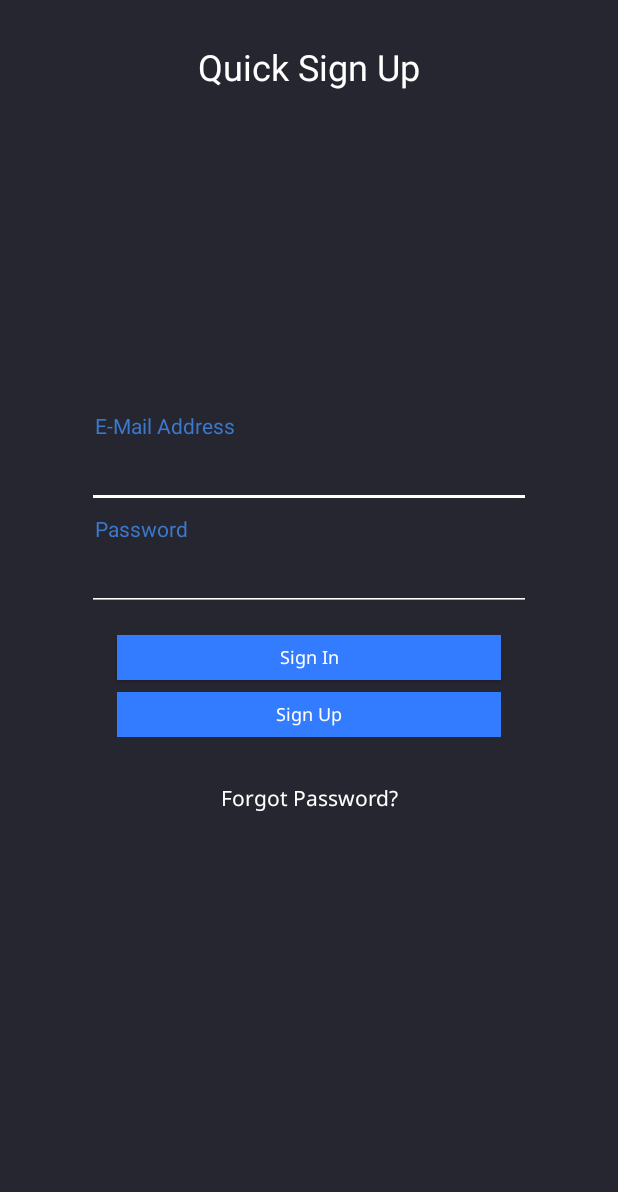
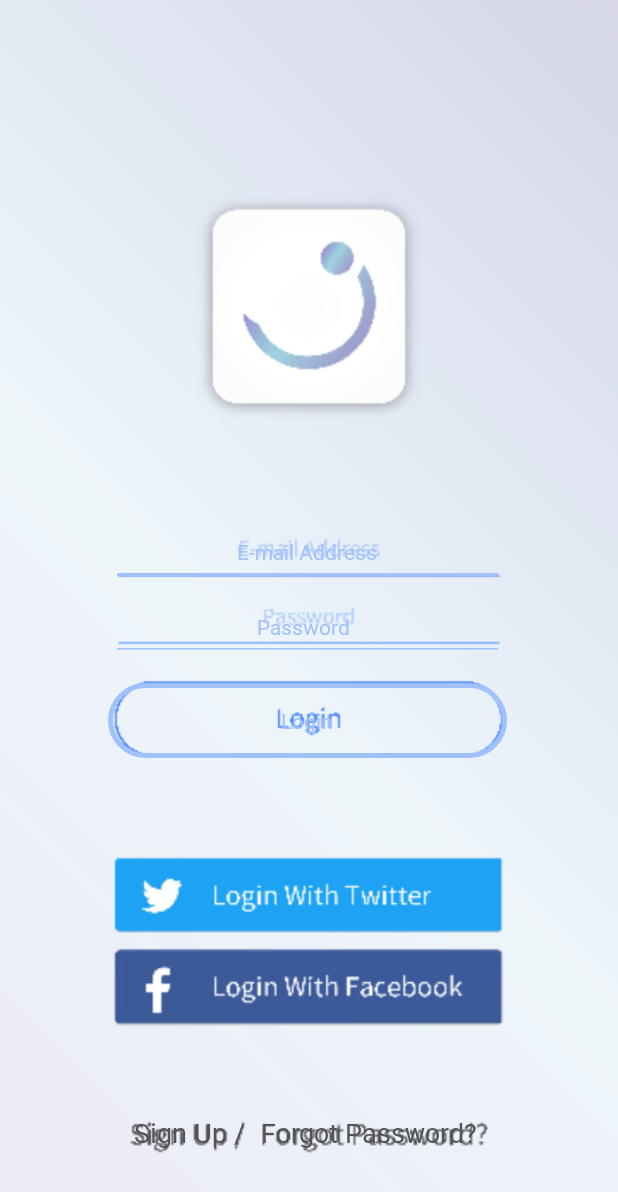
Before and after one commit to jkimpro/SJSU_Joyn, an Android app: the screen it shows after launch (MainActivity), on a phone screen of 412 x 824 dp. Shown: the top 1192 px of the screen. Run offline under Robolectric (Android 15) with nearby library versions, the phone set to English and light mode, and no system bars; Roboto replaces fonts that are not available here.

Commit message:
UI 대대적 수정

```diff
--- a/client/app/build.gradle
+++ b/client/app/build.gradle
@@ -22,6 +22,7 @@ dependencies {
     implementation fileTree(dir: 'libs', include: ['*.jar'])
     implementation 'com.android.support:appcompat-v7:27.1.1'
     implementation 'com.android.support.constraint:constraint-layout:1.1.2'
+    implementation 'com.prolificinteractive:material-calendarview:1.4.3'
     testImplementation 'junit:junit:4.12'
     implementation 'org.eclipse.paho:org.eclipse.paho.client.mqttv3:1.1.1'
     androidTestImplementation 'com.android.support.test:runner:1.0.2'
--- a/client/app/src/main/java/com/example/junhyuk/sjsu_client/MainActivity.java
+++ b/client/app/src/main/java/com/example/junhyuk/sjsu_client/MainActivity.java
@@ -1,5 +1,7 @@
 package com.example.junhyuk.sjsu_client;
 
+import android.graphics.Bitmap;
+import android.graphics.BitmapFactory;
 import android.graphics.Point;
 import android.graphics.Typeface;
 import android.os.Build;
@@ -8,17 +10,16 @@ import android.util.DisplayMetrics;
 import android.view.Display;
 import android.view.Gravity;
 import android.view.LayoutInflater;
-import android.content.ContentValues;
 import android.content.Context;
 import android.content.Intent;
-import android.os.AsyncTask;
 
 import android.os.Bundle;
-import android.util.JsonReader;
 import android.view.View;
 import android.view.ViewGroup;
 import android.view.WindowManager;
 import android.widget.Button;
+import android.widget.CalendarView;
+import android.widget.ImageView;
 import android.widget.PopupWindow;
 import android.widget.EditText;
 import android.widget.TextView;
@@ -31,12 +32,10 @@ import java.util.concurrent.ExecutionException;
 
 public class MainActivity extends AppCompatActivity {
 
-    private Button btnClosePopup;
     private Button btnLogin;
-    private PopupWindow pwindo;
-    private int mWidthPixels, mHeightPixels;
 
-    // LoginActivity login;
+    private int currentApiVersion;
+
     private EditText email, pw;
     private String url = "http://seslab.sejong.ac.kr:7777/signIn.php?flag=local";
     private JSONObject json;
@@ -50,29 +49,50 @@ public class MainActivity extends AppCompatActivity {
         email = findViewById(R.id.emailInput);
         pw = findViewById(R.id.pwInput);
 
-        TextView titletv = (TextView)findViewById(R.id.Title);
-        Typeface typeface = Typeface.createFromAsset(getAssets(), "notosanscjkkr_black.otf");
-        titletv.setTypeface(typeface);
-
-
         WindowManager w = getWindowManager();
         Display d = w.getDefaultDisplay();
         DisplayMetrics metrics = new DisplayMetrics();
         d.getMetrics(metrics);
 
-        // since SDK_INT = 1;
-        mWidthPixels = metrics.widthPixels;
-        mHeightPixels = metrics.heightPixels;
+        //상하단바 없애기
+        final int flags = View.SYSTEM_UI_FLAG_LAYOUT_STABLE
+                | View.SYSTEM_UI_FLAG_LAYOUT_HIDE_NAVIGATION
+                | View.SYSTEM_UI_FLAG_LAYOUT_FULLSCREEN
+                | View.SYSTEM_UI_FLAG_HIDE_NAVIGATION
+                | View.SYSTEM_UI_FLAG_FULLSCREEN
+                | View.SYSTEM_UI_FLAG_IMMERSIVE_STICKY;
 
-        // 상태바와 메뉴바의 크기를 포함
-        if (Build.VERSION.SDK_INT >= 17)
-            try {
-                Point realSize = new Point();
-                Display.class.getMethod("getRealSize", Point.class).invoke(d, realSize);
-                mWidthPixels = realSize.x;
-                mHeightPixels = realSize.y;
-            } catch (Exception ignored) {
-            }
+        currentApiVersion = android.os.Build.VERSION.SDK_INT;
+        // This work only for android 4.4+
+        if(currentApiVersion >= Build.VERSION_CODES.KITKAT)
+        {
+
+            getWindow().getDecorView().setSystemUiVisibility(flags);
+
+            // Code below is to handle presses of Volume up or Volume down.
+            // Without this, after pressing volume buttons, the navigation bar will
+            // show up and won't hide
+            final View decorView = getWindow().getDecorView();
+            decorView
+                    .setOnSystemUiVisibilityChangeListener(new View.OnSystemUiVisibilityChangeListener()
+                    {
+
+                        @Override
+                        public void onSystemUiVisibilityChange(int visibility)
+                        {
+                            if((visibility & View.SYSTEM_UI_FLAG_FULLSCREEN) == 0)
+                            {
+                                decorView.setSystemUiVisibility(flags);
+                            }
+                        }
+                    });
+        }
+
+        BitmapFactory.Options options = new BitmapFactory.Options();
+        options.inSampleSize = 4;
+        Bitmap bitmapImage = BitmapFactory.decodeResource(getResources(), R.drawable.login1, options);
+        ImageView imageView = (ImageView)findViewById(R.id.back);
+        imageView.setImageBitmap(bitmapImage);
 
         btnLogin = (Button) findViewById(R.id.loginBtn);
         btnLogin.setOnClickListener(new Button.OnClickListener() {
@@ -121,8 +141,9 @@ public class MainActivity extends AppCompatActivity {
                     }
 
                     // Display Pop Window
-                    initiatePopupWindow();
-
+                    Intent intent = new Intent(MainActivity.this, PopUpActivity.class);
+                    startActivity(intent);
+                    finish();
                 }
 
             }
@@ -141,6 +162,22 @@ public class MainActivity extends AppCompatActivity {
     }
 
     @Override
+    public void onWindowFocusChanged(boolean hasFocus)
+    {
+        super.onWindowFocusChanged(hasFocus);
+        if(currentApiVersion >= Build.VERSION_CODES.KITKAT && hasFocus)
+        {
+            getWindow().getDecorView().setSystemUiVisibility(
+                    View.SYSTEM_UI_FLAG_LAYOUT_STABLE
+                            | View.SYSTEM_UI_FLAG_LAYOUT_HIDE_NAVIGATION
+                            | View.SYSTEM_UI_FLAG_LAYOUT_FULLSCREEN
+                            | View.SYSTEM_UI_FLAG_HIDE_NAVIGATION
+                            | View.SYSTEM_UI_FLAG_FULLSCREEN
+                            | View.SYSTEM_UI_FLAG_IMMERSIVE_STICKY);
+        }
+    }
+
+    @Override
     protected void onActivityResult(int requestCode, int resultCode, Intent data) {
         super.onActivityResult(requestCode, resultCode, data);
         if (resultCode == RESULT_OK) {
@@ -154,38 +191,4 @@ public class MainActivity extends AppCompatActivity {
         }
     }
 
-    //첫번째 팝업 이벤트===================================================================================================
-    private void initiatePopupWindow() {
-        try {
-            //  LayoutInflater 객체와 시킴
-            LayoutInflater inflater = (LayoutInflater) this.getSystemService(Context.LAYOUT_INFLATER_SERVICE);
-            View layout = inflater.inflate(R.layout.popup_get_started, (ViewGroup) findViewById(R.id.popup_element));
-
-            pwindo = new PopupWindow(layout, mWidthPixels - 320, mHeightPixels - 1000, true);
-            pwindo.showAtLocation(layout, Gravity.CENTER, 0, 0);
-
-            btnClosePopup = (Button) layout.findViewById(R.id.btn_close_popup);
-            btnClosePopup.setOnClickListener(cancel_button_click_listener);
-
-        } catch (Exception e) {
-            e.printStackTrace();
-        }
-    }
-
-    Button.OnClickListener cancel_button_click_listener =
-            new Button.OnClickListener() {
-
-                public void onClick(View v) {
-                    pwindo.dismiss();
-                    Intent intent = new Intent(MainActivity.this, SelectSportsActivity.class);
-                    startActivity(intent);
-
-                    /**
-                     * TODO: Page direction to select favorite sports
-                     */
-                    // Select Sports Activity 런칭 ============================================================================================
-
-
-                }
-            };
 }
--- /dev/null
+++ b/client/app/src/main/res/drawable/round_button.xml
@@ -0,0 +1,9 @@
+<?xml version="1.0" encoding="utf-8"?>
+<shape xmlns:android="http://schemas.android.com/apk/res/android" >
+
+    <corners android:radius="50dp"/>
+    <stroke
+        android:width="3dp"
+        android:color="@color/lightBlue"/>
+    <solid android:color="#00000000"/>
+</shape>
--- a/client/app/src/main/res/layout/activity_main.xml
+++ b/client/app/src/main/res/layout/activity_main.xml
@@ -1,200 +1,82 @@
 <?xml version="1.0" encoding="utf-8"?>
-<android.support.constraint.ConstraintLayout xmlns:android="http://schemas.android.com/apk/res/android"
+<RelativeLayout xmlns:android="http://schemas.android.com/apk/res/android"
     xmlns:app="http://schemas.android.com/apk/res-auto"
     xmlns:tools="http://schemas.android.com/tools"
     android:layout_width="match_parent"
-        android:layout_height="match_parent"
-        android:background="#262631"
-        tools:context=".MainActivity">
+    android:layout_height="match_parent">
 
-    <LinearLayout
-        android:id="@+id/titleLayout"
-        android:layout_width="0dp"
-        android:layout_height="72dp"
-        android:layout_marginEnd="8dp"
-        android:layout_marginStart="8dp"
-        android:layout_marginTop="8dp"
-        android:orientation="vertical"
-        app:layout_constraintDimensionRatio=""
-        app:layout_constraintEnd_toEndOf="parent"
-        app:layout_constraintStart_toStartOf="parent"
-        app:layout_constraintTop_toTopOf="parent">
-
-        <TextView
-            android:id="@+id/Title"
+    <ImageView
+        android:id="@+id/back"
         android:layout_width="match_parent"
-            android:layout_height="wrap_content"
-            android:layout_marginTop="20dp"
-            android:layout_weight="1"
-            android:text="Quick Sign Up"
-            android:textAlignment="center"
-            android:textAppearance="@style/TextAppearance.AppCompat.Headline"
-            android:textColor="#ffffff"
-            tools:layout_editor_absoluteX="131dp"
-            tools:layout_editor_absoluteY="29dp" />
-
-    </LinearLayout>
-
-    <LinearLayout
-        android:id="@+id/imagespace"
-        android:layout_width="0dp"
-        android:layout_height="250dp"
-        android:layout_marginEnd="8dp"
-        android:layout_marginStart="8dp"
-        android:layout_marginTop="8dp"
-        android:layout_weight="1"
-        android:orientation="vertical"
-        app:layout_constraintEnd_toEndOf="parent"
-        app:layout_constraintStart_toStartOf="parent"
-        app:layout_constraintTop_toTopOf="@+id/titleLayout">
-
-    </LinearLayout>
-
-    <LinearLayout
-        android:id="@+id/textLayout"
-        android:layout_width="0dp"
-        android:layout_height="wrap_content"
-        android:layout_marginEnd="8dp"
-        android:layout_marginStart="8dp"
-        android:layout_marginTop="8dp"
-        android:orientation="vertical"
-        app:layout_constraintEnd_toEndOf="parent"
-        app:layout_constraintStart_toStartOf="parent"
-        app:layout_constraintTop_toBottomOf="@+id/imagespace">
-
-        <TextView
-            android:id="@+id/emailLabel"
-            android:layout_width="match_parent"
-            android:layout_height="wrap_content"
-            android:layout_marginEnd="50dp"
-            android:layout_marginLeft="50dp"
-            android:layout_marginRight="50dp"
-            android:layout_marginStart="50dp"
-            android:layout_weight="1"
-            android:paddingLeft="5dp"
-            android:text="E-Mail Address"
-            android:textColor="#3b79cd"
-            app:layout_constraintEnd_toEndOf="parent"
-            app:layout_constraintStart_toStartOf="parent"
-            app:layout_constraintTop_toTopOf="parent"
-            tools:layout_editor_absoluteX="102dp"
-            tools:layout_editor_absoluteY="342dp" />
+        android:layout_height="match_parent"/>
 
     <EditText
         android:id="@+id/emailInput"
-            android:layout_width="match_parent"
-            android:layout_height="wrap_content"
-            android:layout_marginLeft="50dp"
-            android:layout_marginRight="50dp"
-            android:layout_marginTop="0dp"
-            android:layout_weight="1"
-            android:ems="10"
+        android:layout_width="262dp"
+        android:layout_height="45dp"
+        android:layout_marginTop="345dp"
+        android:layout_marginLeft="74dp"
+        android:layout_marginRight="74dp"
+        android:backgroundTint="@color/lightBlue"
+        android:hint="                        E-mail Address"
+        android:textColorHint="@color/lightBlue"
         android:inputType="textEmailAddress"
-            android:paddingLeft="5dp"
-            android:textColor="#FFFFFFFF"
-            tools:layout_editor_absoluteX="100dp"
-            tools:layout_editor_absoluteY="362dp" />
+        android:textColor="@color/lightBlue"
+        android:textSize="14dp"
+        android:fontFamily="@font/notosanscjkkr_medium"/>
 
-        <TextView
-            android:id="@+id/pwLabel"
-            android:layout_width="match_parent"
-            android:layout_height="wrap_content"
-            android:layout_marginEnd="50dp"
-            android:layout_marginLeft="50dp"
-            android:layout_marginRight="50dp"
-            android:layout_marginStart="50dp"
-            android:layout_marginTop="4dp"
-            android:layout_weight="1"
-            android:paddingLeft="5dp"
-            android:text="Password"
-            android:textColor="#3b79cd"
-            tools:layout_editor_absoluteX="105dp"
-            tools:layout_editor_absoluteY="378dp" />
 
     <EditText
         android:id="@+id/pwInput"
-            android:layout_width="match_parent"
-            android:layout_height="wrap_content"
-            android:layout_marginBottom="0dp"
-            android:layout_marginLeft="50dp"
-            android:layout_marginRight="50dp"
-            android:layout_marginTop="0dp"
-            android:layout_weight="1"
-            android:ems="10"
+        android:layout_width="262dp"
+        android:layout_height="45dp"
+        android:layout_marginTop="395dp"
+        android:layout_marginLeft="74dp"
+        android:layout_marginRight="74dp"
+        android:backgroundTint="@color/lightBlue"
+        android:hint="                            Password"
+        android:textColorHint="@color/lightBlue"
         android:inputType="textPassword"
-            android:paddingLeft="5dp"
-            android:textColor="#FFFFFFFF"
-            tools:layout_editor_absoluteX="115dp"
-            tools:layout_editor_absoluteY="406dp" />
-    </LinearLayout>
-
-    <LinearLayout
-        android:id="@+id/btnLayout"
-        android:layout_width="0dp"
-        android:layout_height="wrap_content"
-        android:layout_marginEnd="8dp"
-        android:layout_marginStart="8dp"
-        android:layout_marginTop="16dp"
-        android:orientation="vertical"
-        app:layout_constraintEnd_toEndOf="parent"
-        app:layout_constraintStart_toStartOf="parent"
-        app:layout_constraintTop_toBottomOf="@+id/textLayout">
+        android:textColor="@color/lightBlue"
+        android:textSize="14dp"
+        android:fontFamily="@font/notosanscjkkr_medium"/>
 
     <Button
         android:id="@+id/loginBtn"
-            style="@style/Widget.AppCompat.Button.Colored"
-            android:layout_width="match_parent"
-            android:layout_height="30dp"
-            android:layout_marginBottom="4dp"
-            android:layout_marginLeft="70dp"
-            android:layout_marginRight="70dp"
-            android:layout_marginTop="0dp"
-            android:layout_weight="1"
-            android:background="#347cff"
-            android:elevation="0dp"
-            android:fontFamily="@font/noto_sans"
-            android:text="Sign In"
+        android:layout_width="266dp"
+        android:layout_height="50dp"
+        android:layout_marginTop="455dp"
+        android:layout_marginLeft="72dp"
+        android:layout_marginRight="72dp"
+        android:background="@drawable/round_button"
+        android:text="Login"
         android:textAllCaps="false"
-            android:textColor="#FFFFFF"
-            android:textSize="12sp"
-            tools:layout_editor_absoluteX="77dp" />
+        android:textColor="@color/lightBlue"
+        android:fontFamily="@font/notosanscjkkr_medium"/>
 
     <Button
         android:id="@+id/joinBtn"
-            style="@style/Widget.AppCompat.Button.Borderless.Colored"
-            android:layout_width="match_parent"
-            android:layout_height="30dp"
-            android:layout_marginBottom="8dp"
-            android:layout_marginLeft="70dp"
-            android:layout_marginRight="70dp"
-            android:layout_marginTop="4dp"
-            android:layout_weight="1"
-            android:background="#347cff"
-            android:elevation="0dp"
-            android:fontFamily="@font/noto_sans"
-            android:text="Sign Up"
+        android:layout_width="wrap_content"
+        android:layout_height="50dp"
+        android:layout_marginTop="730dp"
+        android:layout_marginLeft="82dp"
+        android:background="#00000000"
+        android:fontFamily="@font/notosanscjkkr_medium"
+        android:text="Sign Up /"
         android:textAllCaps="false"
-            android:textColor="#FFFFFF"
-            android:textSize="12sp"
-            tools:layout_editor_absoluteX="125dp"
-            tools:layout_editor_absoluteY="518dp" />
+        android:textColor="@color/lightgray"
+        android:textSize="18dp"/>
 
     <Button
         android:id="@+id/findPw"
-            style="@style/Widget.AppCompat.Button.Borderless"
-            android:layout_width="match_parent"
+        android:layout_width="wrap_content"
         android:layout_height="50dp"
-            android:layout_marginLeft="70dp"
-            android:layout_marginRight="70dp"
-            android:layout_marginTop="8dp"
-            android:layout_weight="1"
-            android:elevation="0dp"
-            android:fontFamily="@font/noto_sans"
+        android:layout_marginTop="730dp"
+        android:layout_marginLeft="174dp"
+        android:background="#00000000"
+        android:fontFamily="@font/notosanscjkkr_medium"
         android:text="Forgot Password?"
         android:textAllCaps="false"
-            android:textColor="#FFFFFF"
-            tools:layout_editor_absoluteX="105dp"
-            tools:layout_editor_absoluteY="578dp" />
-    </LinearLayout>
-
-</android.support.constraint.ConstraintLayout>
+        android:textColor="@color/lightgray"
+        android:textSize="18dp"/>
+</RelativeLayout>
--- a/client/app/src/main/res/values/colors.xml
+++ b/client/app/src/main/res/values/colors.xml
@@ -5,4 +5,8 @@
     <color name="colorAccent">#FFFFFF</color>
     <color name="blue">#347CFF</color>
     <color name="white">#FFFFFF</color>
+    <color name="Blue">#4092FC</color>
+    <color name="lightBlue">#A1C1FD</color>
+    <color name="lightgray">#525356</color>
+    <color name="gray">#91969C</color>
 </resources>
--- a/client/build.gradle
+++ b/client/build.gradle
@@ -19,6 +19,7 @@ allprojects {
     repositories {
         google()
         jcenter()
+        maven { url 'https://jitpack.io' }
     }
 }
 
```
Also changed, not shown: client/app/src/main/AndroidManifest.xml (+6 -15 lines), client/app/src/main/java/com/example/junhyuk/sjsu_client/CalendarViewActivity.java (added, +25 -0 lines), client/app/src/main/java/com/example/junhyuk/sjsu_client/PopUpActivity.java (added, +27 -0 lines), client/app/src/main/res/layout/activity_sportschioce.xml (+67 -49 lines), client/app/src/main/res/layout/test.xml (added, +27 -0 lines), client/app/src/main/res/drawable/activity_sportschoice.PNG (deleted), client/app/src/main/res/drawable/login1.png (added), client/app/src/main/res/drawable/select_sports4.png (added), client/app/src/main/res/drawable/signup2.png (added), client/app/src/main/res/drawable/tennis.png (added), client/app/src/main/res/layout/activity_popup.xml (renamed from client/app/src/main/res/layout/popup_get_started.xml). Lines whose indentation alone changed are shown as unchanged.
